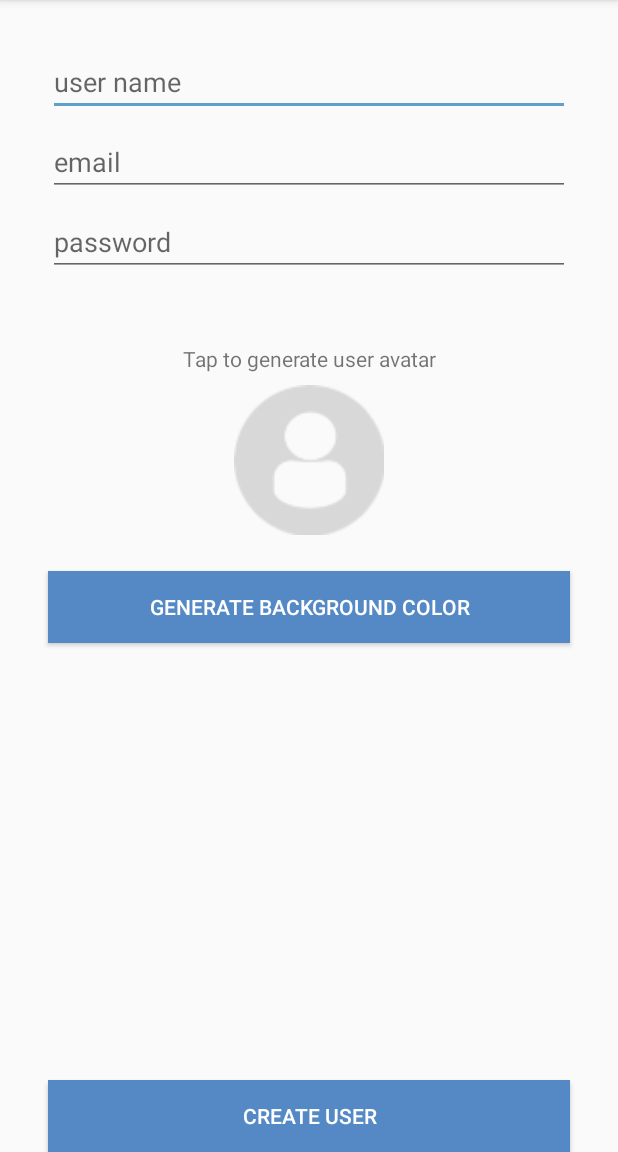
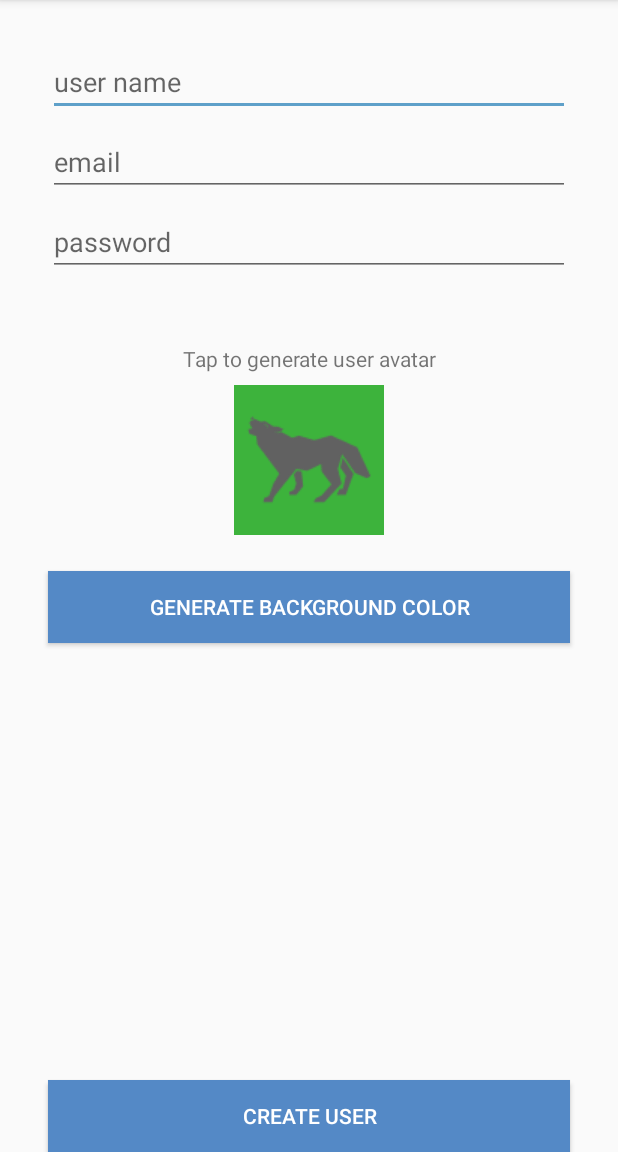
Before and after one commit to Lexxlegolas/matrix, an Android app: the CreateUserActivity screen opened directly, with no data from a screen before it, after a tap on "GENERATE BACKGROUND COLOR", on a phone screen of 412 x 824 dp, the part 84-1236 px from its top. Run offline under Robolectric (Android 15) with nearby library versions, the phone set to English and light mode, and no system bars; 1 other tap on this screen came first.

Commit message:
avatar color

```diff
--- a/app/src/main/java/com/example/matrix/CreateUserActivity.kt
+++ b/app/src/main/java/com/example/matrix/CreateUserActivity.kt
@@ -1,10 +1,16 @@
 package com.example.matrix
 
+import android.graphics.Color
 import android.support.v7.app.AppCompatActivity
 import android.os.Bundle
 import android.view.View
+import kotlinx.android.synthetic.main.activity_create_user.*
+import java.util.*
 
 class CreateUserActivity : AppCompatActivity() {
+
+    var userAvatar = "profileDefault"
+    var avatarColor = "[0.5, 0.5, 0.5, 1]"
 
     override fun onCreate(savedInstanceState: Bundle?) {
         super.onCreate(savedInstanceState)
@@ -12,11 +18,37 @@ class CreateUserActivity : AppCompatActivity() {
     }
     fun generateUserAvatar(view: View)
     {
+        val random = Random()
+        val color = random.nextInt(2)
+        val avatar = random.nextInt(28)
 
+        if (color == 0)
+        {
+            userAvatar = "light$avatar"
+        }
+        else
+        {
+            userAvatar = "dark$avatar"
+        }
+
+        val resourceId = resources.getIdentifier(userAvatar,"drawable",packageName)
+        generateImageView.setImageResource(resourceId)
     }
 
     fun generateColorClicked(view: View)
     {
+        val random = Random()
+        val r = random.nextInt(255)
+        val g = random.nextInt(255)
+        val b = random.nextInt(255)
+
+        generateImageView.setBackgroundColor(Color.rgb(r,g,b))
+
+        val savedR = r.toDouble() / 255
+        val savedG = g.toDouble() / 255
+        val savedB = b.toDouble() / 255
+
+        avatarColor = "[$savedR, $savedG, $savedB, 1]"
 
     }
 
```
